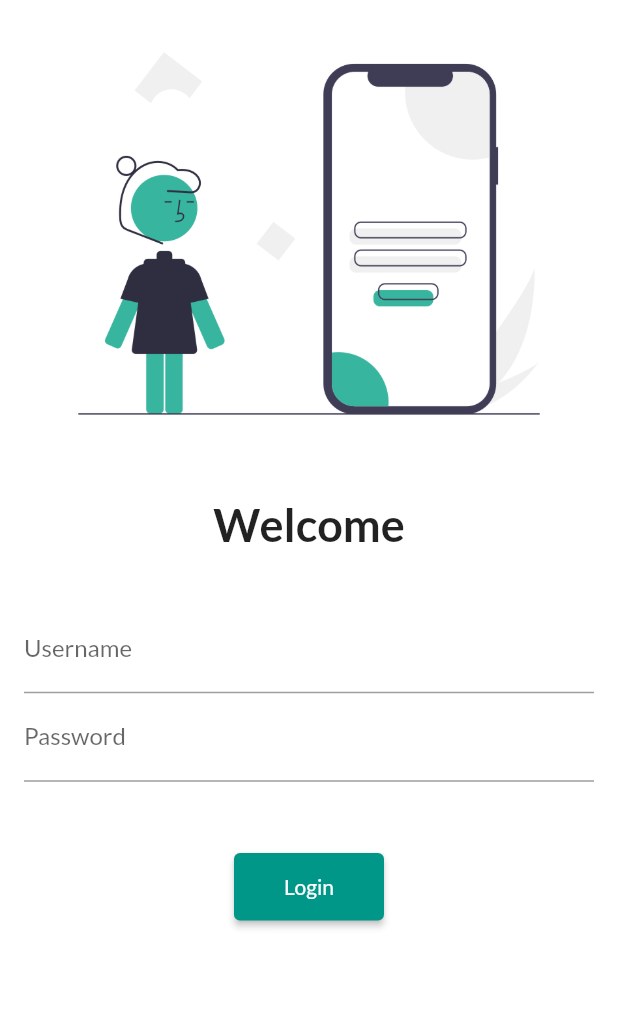
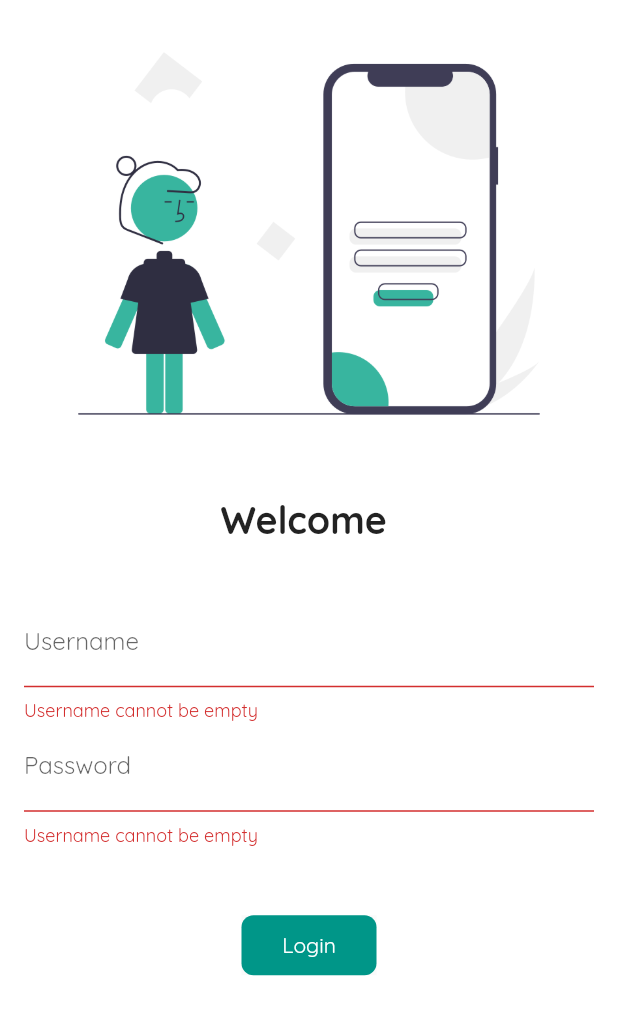
Before and after one commit to Sandeep1-dev/Project_1, a Flutter app: the screen it shows after launch, after a tap on "Login", on a phone screen of 412 x 824 dp. Shown: the top 1015 px of the screen. Run offline on Flutter 3.47's test engine with Material 2 defaults, Android fonts, the phone set to English and light mode, and no system bars; our stand-ins replace google_fonts.

Commit message:
Login_Page Complete

```diff
--- a/lib/Pages/home_page.dart
+++ b/lib/Pages/home_page.dart
@@ -7,15 +7,25 @@ class home_page extends StatelessWidget {
   Widget build(BuildContext context) {
     return Scaffold(
       appBar: AppBar(
-        foregroundColor: const Color.fromARGB(207, 206, 71, 145),
+        foregroundColor: const Color.fromARGB(207, 255, 255, 255),
         backgroundColor: const Color.fromARGB(248, 59, 175, 146),
-        title: const Text(
-          "Casino App",
-          textAlign: TextAlign.center,
+        title: const Padding(
+          padding: EdgeInsets.only(left: 64),
+          child: Text(
+            "HIFI-SYS",
+            style: TextStyle(
+              fontWeight: FontWeight.bold,
+              fontSize: 20,
+            ),
+            textAlign: TextAlign.center,
+          ),
         ),
       ),
       body: const Center(
-        child: Text("Project"),
+        child: Text(
+          "Project",
+          style: TextStyle(fontWeight: FontWeight.bold),
+        ),
       ),
       drawer: const Drawer(),
     );
--- a/lib/login_page.dart
+++ b/lib/login_page.dart
@@ -1,15 +1,46 @@
 import 'package:flutter/material.dart';
 
-class login extends StatelessWidget {
+import 'Pages/home_page.dart';
+
+class login extends StatefulWidget {
   const login({super.key});
+
+  @override
+  State<login> createState() => _loginState();
+}
+
+class _loginState extends State<login> {
+  String name = "";
+  bool changeButton = false;
+  String value = "";
+  final _formkey = GlobalKey<FormState>();
+  moveToNext(BuildContext context) async {
+    if (_formkey.currentState!.validate()) {
+      setState(() {
+        changeButton = true;
+      });
+      await Future.delayed(
+        const Duration(seconds: 1),
+      );
+      await Navigator.push(
+          context,
+          MaterialPageRoute(
+            builder: (context) => const home_page(),
+          ));
+      setState(() {
+        changeButton = false;
+      });
+    }
+  }
 
   @override
   Widget build(BuildContext context) {
     return Material(
       color: Colors.white,
       child: SingleChildScrollView(
-        child: Column(
-          children: [
+        child: Form(
+          key: _formkey,
+          child: Column(children: [
             Image.asset(
               'assets/Images/Login2.png',
               fit: BoxFit.cover,
@@ -17,9 +48,9 @@ class login extends StatelessWidget {
             const SizedBox(
               height: 20,
             ),
-            const Text(
-              'Welcome',
-              style: TextStyle(fontSize: 30, fontWeight: FontWeight.bold),
+            Text(
+              'Welcome $name',
+              style: const TextStyle(fontSize: 25, fontWeight: FontWeight.bold),
             ),
             const SizedBox(
               height: 20,
@@ -30,12 +61,32 @@ class login extends StatelessWidget {
                 children: [
                   TextFormField(
                     decoration: const InputDecoration(
-                        hintText: "Enter UserName", labelText: "Username"),
+                      hintText: "Enter UserName",
+                      labelText: "Username",
+                    ),
+                    validator: (value) {
+                      if (value?.isEmpty ?? false) {
+                        return "Username cannot be empty";
+                      }
+                      return null;
+                    },
+                    onChanged: (value) {
+                      name = value;
+                      setState(() {});
+                    },
                   ),
                   TextFormField(
                     obscureText: true,
                     decoration: const InputDecoration(
                         hintText: "Enter Password", labelText: "Password"),
+                    validator: (value) {
+                      if (value?.isEmpty ?? false) {
+                        return "Username cannot be empty";
+                      } else if (value!.length < 6) {
+                        return "Password Atlease 6 letters";
+                      }
+                      return null;
+                    },
                   ),
                 ],
               ),
@@ -43,13 +94,24 @@ class login extends StatelessWidget {
             const SizedBox(
               height: 30.0,
             ),
-            ElevatedButton(
-                onPressed: () {},
-                style: TextButton.styleFrom(
-                    minimumSize: const Size(100, 45),
-                    padding: const EdgeInsets.all(4)),
-                child: const Text("Login"))
-          ],
+            InkWell(
+              onTap: () => moveToNext(context),
+              child: Material(
+                  child: AnimatedContainer(
+                duration: const Duration(seconds: 1),
+                height: 40,
+                width: changeButton ? 40 : 90,
+                alignment: Alignment.center,
+                decoration: BoxDecoration(
+                    borderRadius: BorderRadius.circular(changeButton ? 40 : 8),
+                    color: Colors.teal),
+                child: const Text(
+                  "Login",
+                  style: TextStyle(color: Colors.white),
+                ),
+              )),
+            ),
+          ]),
         ),
       ),
     );
--- a/lib/main.dart
+++ b/lib/main.dart
@@ -15,7 +15,7 @@ class project extends StatelessWidget {
       home: const login(),
       theme: ThemeData(
           primarySwatch: Colors.teal,
-          fontFamily: GoogleFonts.lato().fontFamily),
+          fontFamily: GoogleFonts.quicksand().fontFamily),
     );
   }
 }
```
